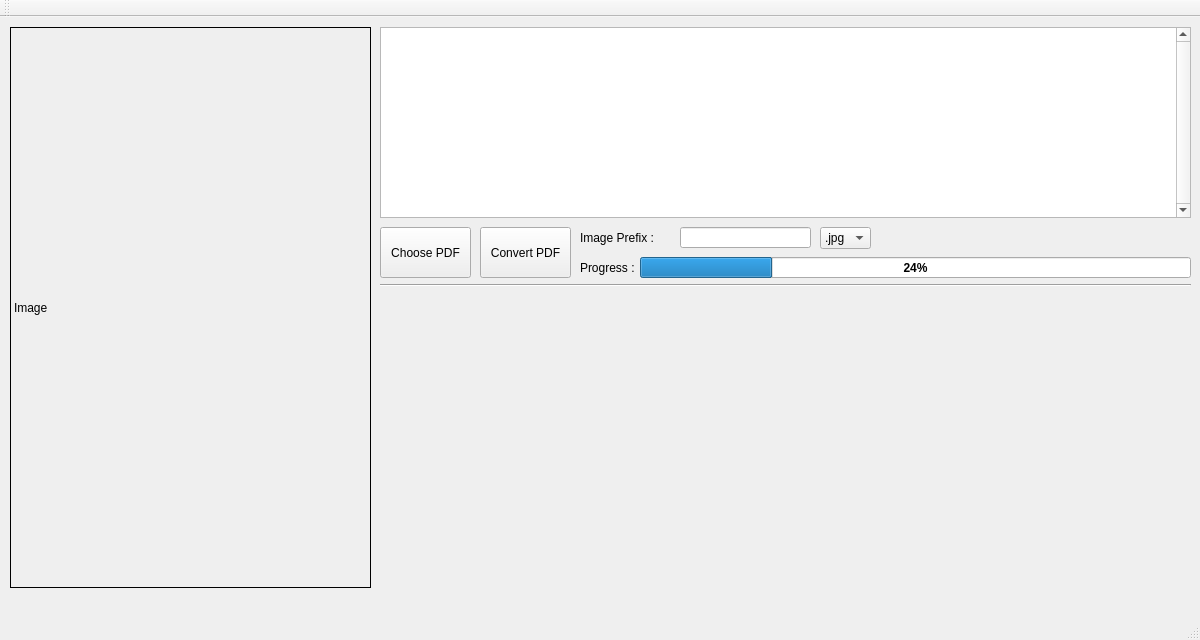
Qt form mainwindow.ui (LemuelKL/Bubble-Sheet-OMR-OpenCV-Qt) before a commit.
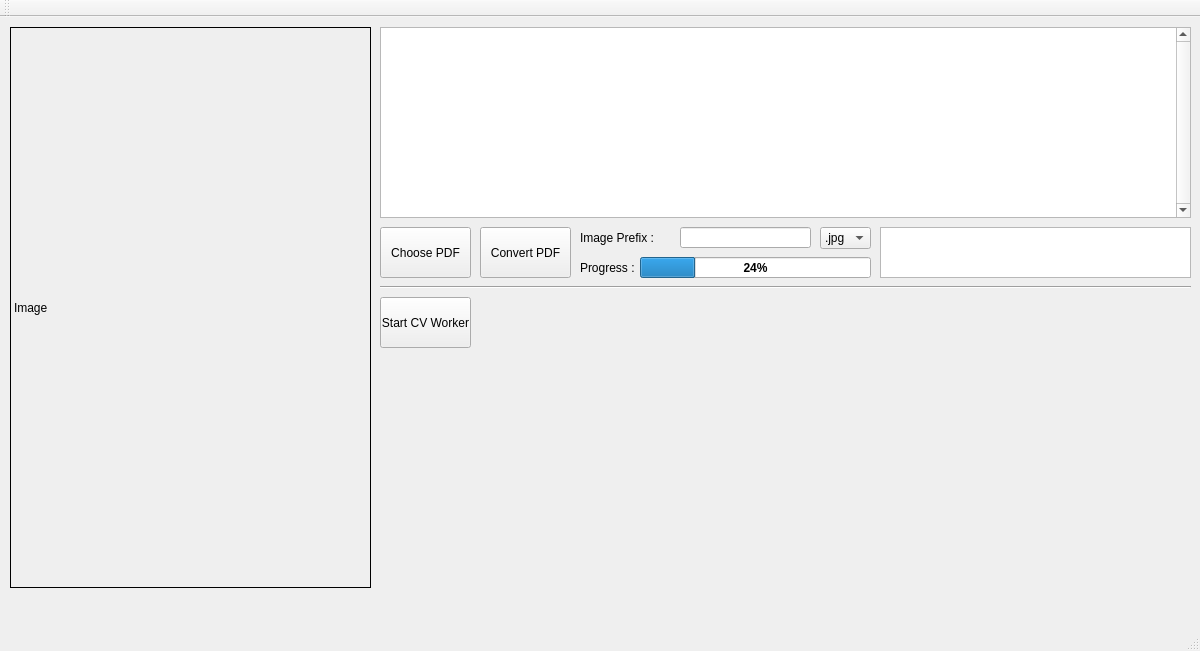
The same form after that commit.

What changed in the file:
```diff
--- a/mainwindow.ui
+++ b/mainwindow.ui
@@ -7,7 +7,7 @@
     <x>0</x>
     <y>0</y>
     <width>1200</width>
-    <height>640</height>
+    <height>651</height>
    </rect>
   </property>
   <property name="sizePolicy">
@@ -122,7 +122,7 @@
      <rect>
       <x>640</x>
       <y>240</y>
-      <width>551</width>
+      <width>231</width>
       <height>21</height>
      </rect>
     </property>
@@ -182,7 +182,7 @@
       <x>380</x>
       <y>260</y>
       <width>811</width>
-      <height>16</height>
+      <height>21</height>
      </rect>
     </property>
     <property name="orientation">
@@ -235,6 +235,35 @@
      </property>
     </item>
    </widget>
+   <widget class="QPushButton" name="pushButton_CV_Worker">
+    <property name="geometry">
+     <rect>
+      <x>380</x>
+      <y>280</y>
+      <width>91</width>
+      <height>51</height>
+     </rect>
+    </property>
+    <property name="text">
+     <string>Start CV Worker</string>
+    </property>
+   </widget>
+   <widget class="QTextBrowser" name="textBrowser_ConvertedImagePaths">
+    <property name="geometry">
+     <rect>
+      <x>880</x>
+      <y>210</y>
+      <width>311</width>
+      <height>51</height>
+     </rect>
+    </property>
+    <property name="verticalScrollBarPolicy">
+     <enum>Qt::ScrollBarAlwaysOff</enum>
+    </property>
+    <property name="horizontalScrollBarPolicy">
+     <enum>Qt::ScrollBarAlwaysOff</enum>
+    </property>
+   </widget>
   </widget>
   <widget class="QMenuBar" name="menuBar">
    <property name="geometry">
```
Left out of the diff: 2 changed lines with no effect on the pictures.
